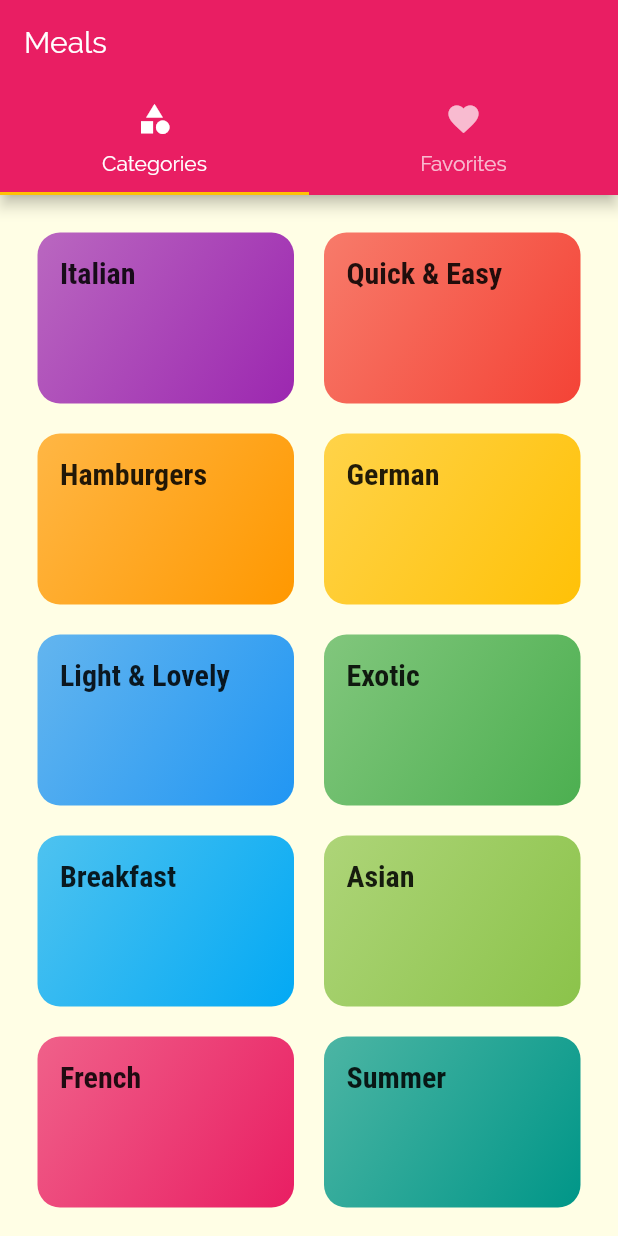
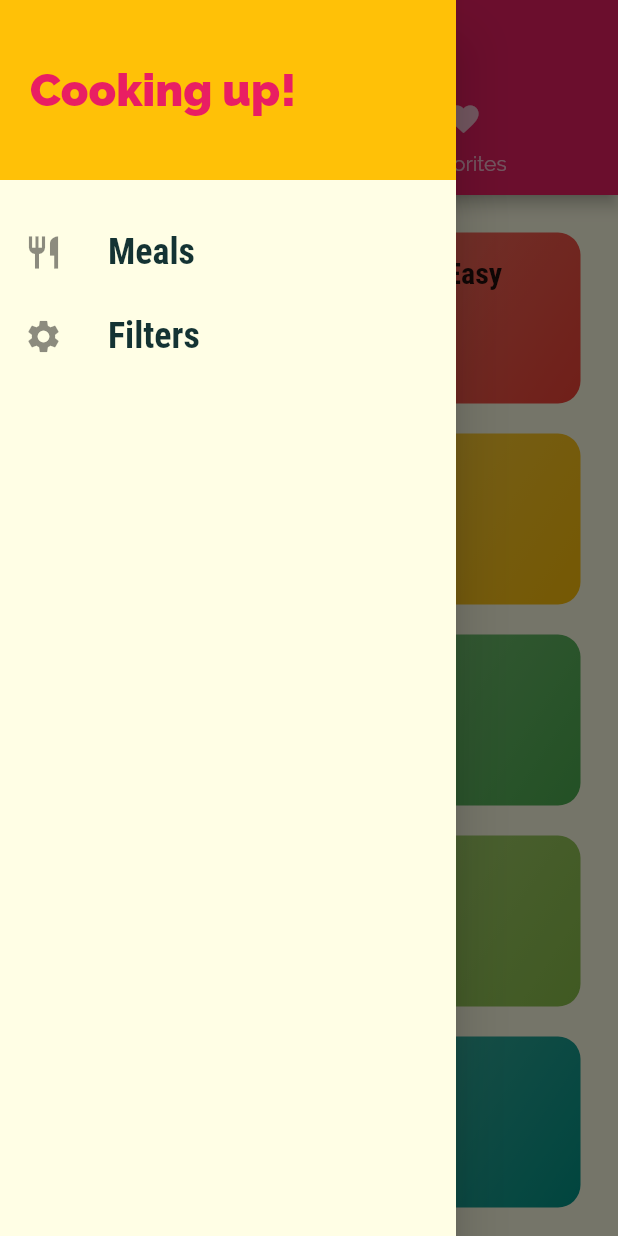
Before and after one commit to DaoVuDat/Flutter_Meal_App, a Flutter app: the screen it shows after launch, with the side drawer open (before the commit the screen has no drawer), on a phone screen of 412 x 824 dp. Run offline on Flutter 3.47's test engine with Material 2 defaults, Android fonts, the phone set to English and light mode, and no system bars.

Commit message:
add drawer

```diff
--- a/lib/main.dart
+++ b/lib/main.dart
@@ -1,4 +1,5 @@
 import 'package:flutter/material.dart';
+import './screens/filter_screen.dart';
 import './screens/meal_detail_screen.dart';
 import './screens/categories_screen.dart';
 import './screens/category_meals_screen.dart';
@@ -35,6 +36,7 @@ class MyApp extends StatelessWidget {
         '/': (ctx) => TabsScreens(),
         CategoryMealsScreen.routeName: (ctx) => CategoryMealsScreen(),
         MealDetailScreen.routeName: (ctx) => MealDetailScreen(),
+        FilterScreen.routeName: (ctx) => FilterScreen(),
       },
       onUnknownRoute: (settings) => MaterialPageRoute(builder: (context) => CategoriesScreen(),),
     );
--- a/lib/screens/meal_detail_screen.dart
+++ b/lib/screens/meal_detail_screen.dart
@@ -84,6 +84,12 @@ class MealDetailScreen extends StatelessWidget {
           ],
         ),
       ),
+      floatingActionButton: FloatingActionButton(
+        child: Icon(Icons.delete),
+        onPressed: () {
+          Navigator.pop(context);
+        },
+      ),
     );
   }
 }
--- a/lib/screens/tab_screen.dart
+++ b/lib/screens/tab_screen.dart
@@ -1,6 +1,7 @@
 import 'package:flutter/material.dart';
-import '../screens/categories_screen.dart';
-import '../screens/favorite_screen.dart';
+import '../widgets/main_drawer.dart';
+import './categories_screen.dart';
+import './favorite_screen.dart';
 
 class TabsScreens extends StatefulWidget {
   @override
@@ -14,6 +15,7 @@ class _TabsScreensState extends State<TabsScreens> {
       length: 2,
       initialIndex: 0,
       child: Scaffold(
+        drawer: MainDraw(),
         appBar: AppBar(
           title: Text("Meals"),
           bottom: TabBar(
--- /dev/null
+++ b/lib/widgets/main_drawer.dart
@@ -0,0 +1,51 @@
+import 'package:flutter/material.dart';
+import '../screens/filter_screen.dart';
+
+class MainDraw extends StatelessWidget {
+  Widget buildListTile(String title, IconData icon, Function tabHandler) {
+    return ListTile(
+      leading: Icon(icon, size: 26),
+      title: Text(
+        title,
+        style: TextStyle(
+            fontFamily: 'RobotoCondensed',
+            fontSize: 24,
+            fontWeight: FontWeight.bold),
+      ),
+      onTap: tabHandler,
+    );
+  }
+
+  @override
+  Widget build(BuildContext context) {
+    return Drawer(
+      child: Column(
+        children: <Widget>[
+          Container(
+            height: 120,
+            width: double.infinity,
+            padding: EdgeInsets.all(20),
+            alignment: Alignment.centerLeft,
+            color: Theme.of(context).accentColor,
+            child: Text(
+              "Cooking up!",
+              style: TextStyle(
+                  fontWeight: FontWeight.w900,
+                  fontSize: 30,
+                  color: Theme.of(context).primaryColor),
+            ),
+          ),
+          SizedBox(
+            height: 20,
+          ),
+          buildListTile("Meals", Icons.restaurant, () {
+            Navigator.of(context).pushReplacementNamed("/");
+          }),
+          buildListTile("Filters", Icons.settings, () {
+            Navigator.of(context).pushReplacementNamed(FilterScreen.routeName);
+          }),
+        ],
+      ),
+    );
+  }
+}
```
Also changed, not shown: lib/screens/filter_screen.dart (added, +19 -0 lines).
